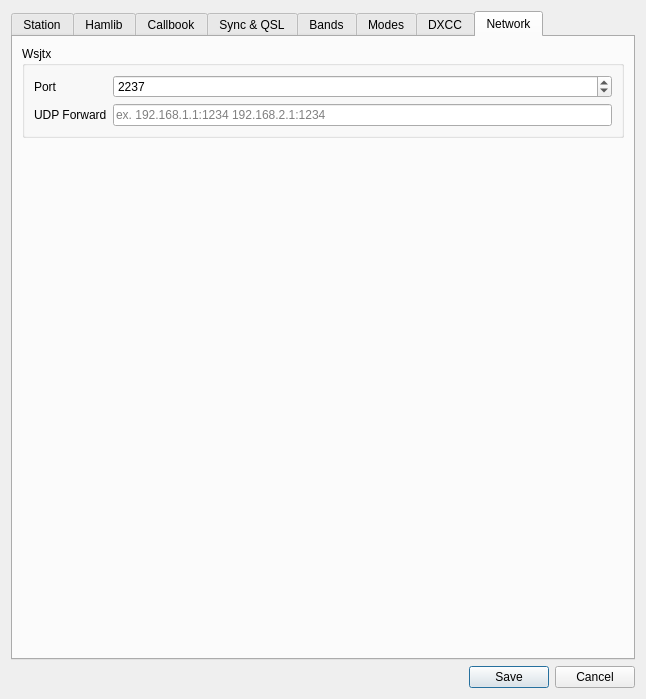
Qt form ui/SettingsDialog.ui (k5mcd/QLog) before a commit.
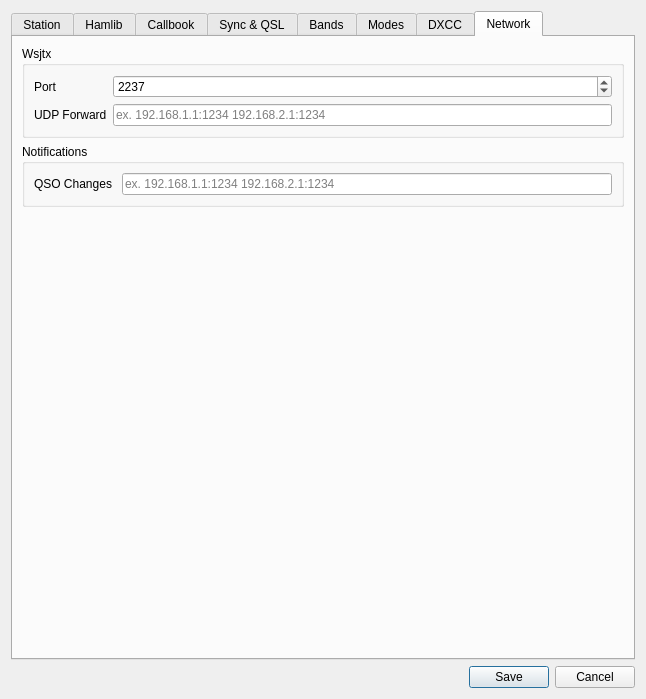
The same form after that commit. The open tabs and pages were chosen to show the change. Icons and pictures are not drawn.

Commit message: NetworkNotif: Added QSO Notification option to the Setting Dialog

```diff
--- a/ui/SettingsDialog.ui
+++ b/ui/SettingsDialog.ui
@@ -1356,7 +1356,33 @@
           <item row="1" column="1">
            <widget class="QLineEdit" name="wsjtForwardEdit">
             <property name="toolTip">
-             <string>List of IP addresses to which QLog forwards raw UDP WSJT-X packets. The IP addresses are separated by a space and have the form IP:PORT</string>
+             <string>&lt;p&gt;List of IP addresses to which QLog forwards raw UDP WSJT-X packets.&lt;/p&gt;The IP addresses are separated by a space and have the form IP:PORT</string>
+            </property>
+            <property name="placeholderText">
+             <string>ex. 192.168.1.1:1234 192.168.2.1:1234</string>
+            </property>
+           </widget>
+          </item>
+         </layout>
+        </widget>
+       </item>
+       <item>
+        <widget class="QGroupBox" name="groupBox_17">
+         <property name="title">
+          <string>Notifications</string>
+         </property>
+         <layout class="QFormLayout" name="formLayout_16">
+          <item row="0" column="0">
+           <widget class="QLabel" name="notifQSOLabel">
+            <property name="text">
+             <string>QSO Changes </string>
+            </property>
+           </widget>
+          </item>
+          <item row="0" column="1">
+           <widget class="QLineEdit" name="notifQSOEdit">
+            <property name="toolTip">
+             <string>&lt;p&gt; List of IP addresses to which QLog sends  UDP notification packets about a new/updated/deleted QSO in the log.&lt;/p&gt;The IP addresses are separated by a space and have the form IP:PORT</string>
             </property>
             <property name="placeholderText">
              <string>ex. 192.168.1.1:1234 192.168.2.1:1234</string>
```
The commit also changes 1 other file.
